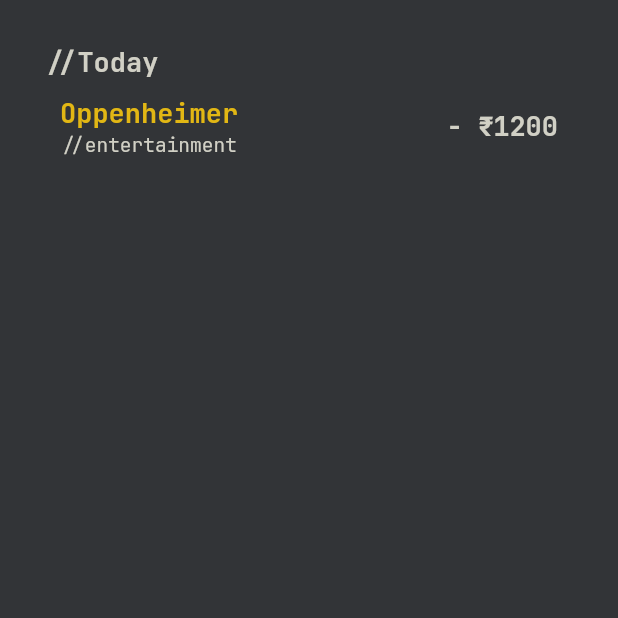
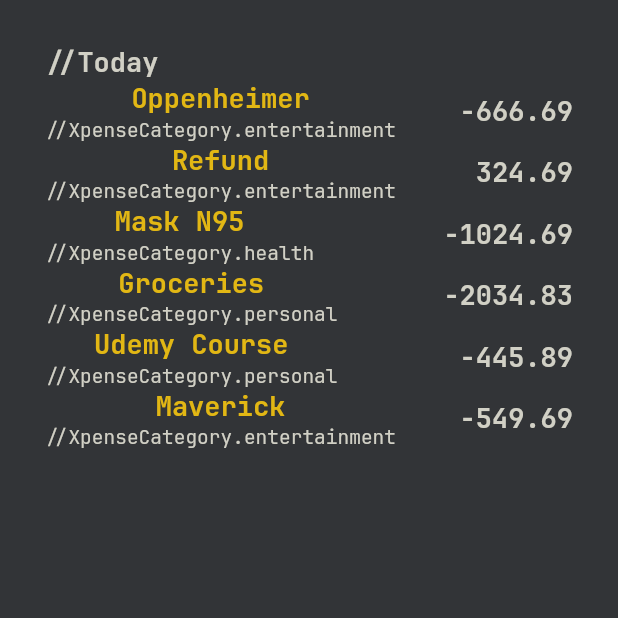
Before and after one commit to laggedskapari/Xpense, a Flutter app: the screen it shows after launch, on a phone screen of 412 x 824 dp, the top half of it. Run offline on Flutter 3.47's test engine with Material 2 defaults, Android fonts, the phone set to English and light mode, and no system bars; missing offline and left inert: date_formatter.

Commit message:
Worked on daily Xpenses widget

```diff
--- /dev/null
+++ b/mobile/lib/model/xpense.dart
@@ -0,0 +1,17 @@
+import 'package:uuid/uuid.dart';
+
+const uuid = Uuid();
+
+enum XpenseCategory { work, personal, entertainment, health }
+enum XpenseAmountType { credit, debit }
+
+class Xpense {
+  final String xpenseTitle;
+  final XpenseCategory xpenseCategory;
+  final XpenseAmountType xpenseAmountType;
+  final String xpenseDate;
+  final double xpenseAmount;
+  final String id;
+
+  Xpense({ required this.xpenseTitle, required this.xpenseAmountType, required this.xpenseAmount, required this.xpenseCategory, required this.xpenseDate }) : id =  uuid.v4();
+}
--- a/mobile/lib/screens/home.dart
+++ b/mobile/lib/screens/home.dart
@@ -8,7 +8,7 @@ class HomeScreen extends StatelessWidget {
 
   @override
   Widget build(BuildContext context) {
-    return const Scaffold(
+    return Scaffold(
       backgroundColor: XpenseTheme.backgroundColor,
       body: Center(
         child: DailyXpeneses()
--- a/mobile/lib/widgets/daily_xpense.dart
+++ b/mobile/lib/widgets/daily_xpense.dart
@@ -1,35 +1,37 @@
 import 'package:flutter/material.dart';
 
 import 'package:mobile/xpense_theme.dart';
+import 'package:mobile/model/xpense.dart';
 
 class DailyXpense extends StatelessWidget {
-  const DailyXpense({super.key});
+  const DailyXpense({ super.key, required this.xpense });
+
+  final Xpense xpense;
+
+
 
   @override
   Widget build(BuildContext context) {
-    return Container(
-      padding: const EdgeInsets.all(10),
-      child: const Row(
+    return Row(
       children: [
         Column(
           children: [
             Text(
-                'Oppenheimer',
+              xpense.xpenseTitle,
               style: XpenseTheme.primaryHeader,
             ),
             Text(
-                '//entertainment',
+              '//${xpense.xpenseCategory}',
               style: XpenseTheme.secondaryFont,
             ),
           ],
         ),
-          Spacer(),
+        const Spacer(),
         Text(
-            '- ₹1200',
+          xpense.xpenseAmount.toStringAsFixed(2),
           style: XpenseTheme.secondaryHeader,
         ),
       ],
-      ),
     );
   }
 }
--- a/mobile/lib/widgets/daily_xpenses.dart
+++ b/mobile/lib/widgets/daily_xpenses.dart
@@ -2,22 +2,82 @@ import 'package:flutter/material.dart';
 
 import 'package:mobile/xpense_theme.dart';
 import 'package:mobile/widgets/daily_xpense.dart';
+import 'package:mobile/model/xpense.dart';
+import 'package:date_formatter/date_formatter.dart';
 
 class DailyXpeneses extends StatelessWidget {
-  const DailyXpeneses({super.key});
+  DailyXpeneses({ super.key });
+
+  final List<Xpense> _registeredXpenses = [
+    Xpense(
+      xpenseTitle: 'Oppenheimer',
+      xpenseAmountType: XpenseAmountType.debit,
+      xpenseAmount: -666.69,
+      xpenseCategory: XpenseCategory.entertainment,
+      xpenseDate: DateFormatter.formatDateTime(
+          dateTime: DateTime.now(), outputFormat: 'dd/MM/yyyy'),
+    ),
+    Xpense(
+      xpenseTitle: 'Refund',
+      xpenseAmountType: XpenseAmountType.credit,
+      xpenseAmount: 324.69,
+      xpenseCategory: XpenseCategory.entertainment,
+      xpenseDate: DateFormatter.formatDateTime(
+          dateTime: DateTime.now(), outputFormat: 'dd/MM/yyyy'),
+    ),
+    Xpense(
+      xpenseTitle: 'Mask N95',
+      xpenseAmountType: XpenseAmountType.debit,
+      xpenseAmount: -1024.69,
+      xpenseCategory: XpenseCategory.health,
+      xpenseDate: DateFormatter.formatDateTime(
+          dateTime: DateTime.now(), outputFormat: 'dd/MM/yyyy'),
+    ),
+    Xpense(
+      xpenseTitle: 'Groceries',
+      xpenseAmountType: XpenseAmountType.debit,
+      xpenseAmount: -2034.83,
+      xpenseCategory: XpenseCategory.personal,
+      xpenseDate: DateFormatter.formatDateTime(
+          dateTime: DateTime.now(), outputFormat: 'dd/MM/yyyy'),
+    ),
+    Xpense(
+      xpenseTitle: 'Udemy Course',
+      xpenseAmountType: XpenseAmountType.debit,
+      xpenseAmount: -445.89,
+      xpenseCategory: XpenseCategory.personal,
+      xpenseDate: DateFormatter.formatDateTime(
+          dateTime: DateTime.now(), outputFormat: 'dd/MM/yyyy'),
+    ),
+    Xpense(
+      xpenseTitle: 'Maverick',
+      xpenseAmountType: XpenseAmountType.debit,
+      xpenseAmount: -549.69,
+      xpenseCategory: XpenseCategory.entertainment,
+      xpenseDate: DateFormatter.formatDateTime(
+          dateTime: DateTime.now(), outputFormat: 'dd/MM/yyyy'),
+    ),
+  ];
 
   @override
   Widget build(BuildContext context) {
     return Container(
       padding: const EdgeInsets.all(30),
-      child: const Column(
+      child: Column(
         crossAxisAlignment: CrossAxisAlignment.start,
         children: [
-          Text(
+          const Text(
             '//Today',
             style: XpenseTheme.secondaryHeader,
           ),
-          DailyXpense(),
+          Expanded(
+            child: ListView.builder(
+              itemCount: _registeredXpenses.length,
+              itemBuilder: (context, index) => DailyXpense(
+                xpense: _registeredXpenses[index],
+              ),
+            ),
+          ),
         ],
       ),
     );
--- a/mobile/pubspec.yaml
+++ b/mobile/pubspec.yaml
@@ -35,6 +35,8 @@ dependencies:
   # The following adds the Cupertino Icons font to your application.
   # Use with the CupertinoIcons class for iOS style icons.
   cupertino_icons: ^1.0.2
+  uuid: ^4.0.0
+  date_formatter: ^0.0.4
 
 dev_dependencies:
   flutter_test:
```
Also changed, not shown: mobile/pubspec.lock. Lines whose indentation alone changed are shown as unchanged.
